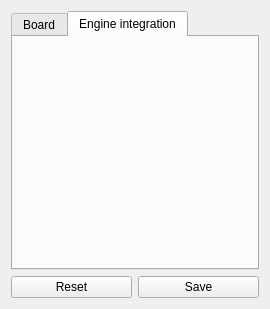
Qt form settings-dialog.ui (krwc/qtchess) before a commit.
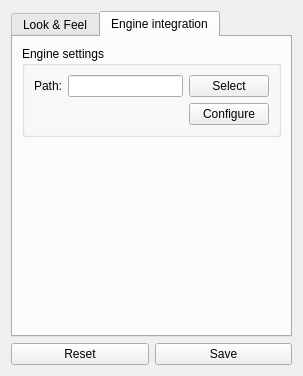
The same form after that commit. The open tabs and pages were chosen to show the change.

```diff
--- a/settings-dialog.ui
+++ b/settings-dialog.ui
@@ -6,8 +6,8 @@
    <rect>
     <x>0</x>
     <y>0</y>
-    <width>270</width>
-    <height>309</height>
+    <width>303</width>
+    <height>376</height>
    </rect>
   </property>
   <property name="sizePolicy">
@@ -29,7 +29,7 @@
        </property>
        <widget class="QWidget" name="BoardTab">
         <attribute name="title">
-         <string>Board</string>
+         <string>Look &amp;&amp; Feel</string>
         </attribute>
         <layout class="QGridLayout" name="gridLayout_2">
          <item row="1" column="0">
@@ -56,8 +56,6 @@
           </widget>
          </item>
          <item row="0" column="0">
-          <layout class="QGridLayout" name="gridLayout">
-           <item row="0" column="0">
             <widget class="QGroupBox" name="groupBox">
              <property name="title">
               <string>Board</string>
@@ -118,7 +116,17 @@
              </layout>
             </widget>
            </item>
-          </layout>
+         <item row="2" column="0">
+          <widget class="QGroupBox" name="groupBox_3">
+           <property name="title">
+            <string>Theme</string>
+           </property>
+           <layout class="QGridLayout" name="gridLayout_6">
+            <item row="0" column="0">
+             <widget class="QComboBox" name="ThemeList"/>
+            </item>
+           </layout>
+          </widget>
          </item>
         </layout>
        </widget>
@@ -126,6 +134,64 @@
         <attribute name="title">
          <string>Engine integration</string>
         </attribute>
+        <layout class="QGridLayout" name="gridLayout_5">
+         <item row="0" column="0">
+          <widget class="QGroupBox" name="groupBox_4">
+           <property name="sizePolicy">
+            <sizepolicy hsizetype="Preferred" vsizetype="Minimum">
+             <horstretch>0</horstretch>
+             <verstretch>0</verstretch>
+            </sizepolicy>
+           </property>
+           <property name="title">
+            <string>Engine settings</string>
+           </property>
+           <layout class="QGridLayout" name="gridLayout">
+            <item row="0" column="0">
+             <widget class="QLabel" name="label_5">
+              <property name="text">
+               <string>Path:</string>
+              </property>
+             </widget>
+            </item>
+            <item row="1" column="2">
+             <widget class="QPushButton" name="ConfigureEngineButton">
+              <property name="text">
+               <string>Configure</string>
+              </property>
+             </widget>
+            </item>
+            <item row="0" column="1">
+             <widget class="QLineEdit" name="EnginePath">
+              <property name="text">
+               <string/>
+              </property>
+             </widget>
+            </item>
+            <item row="0" column="2">
+             <widget class="QPushButton" name="SelectEngineButton">
+              <property name="text">
+               <string>Select</string>
+              </property>
+             </widget>
+            </item>
+           </layout>
+          </widget>
+         </item>
+         <item row="1" column="0">
+          <spacer name="verticalSpacer">
+           <property name="orientation">
+            <enum>Qt::Vertical</enum>
+           </property>
+           <property name="sizeHint" stdset="0">
+            <size>
+             <width>20</width>
+             <height>40</height>
+            </size>
+           </property>
+          </spacer>
+         </item>
+        </layout>
        </widget>
       </widget>
      </item>
```
Left out of the diff: 76 changed lines with no effect on the pictures. Lines whose indentation alone changed are shown as unchanged.
